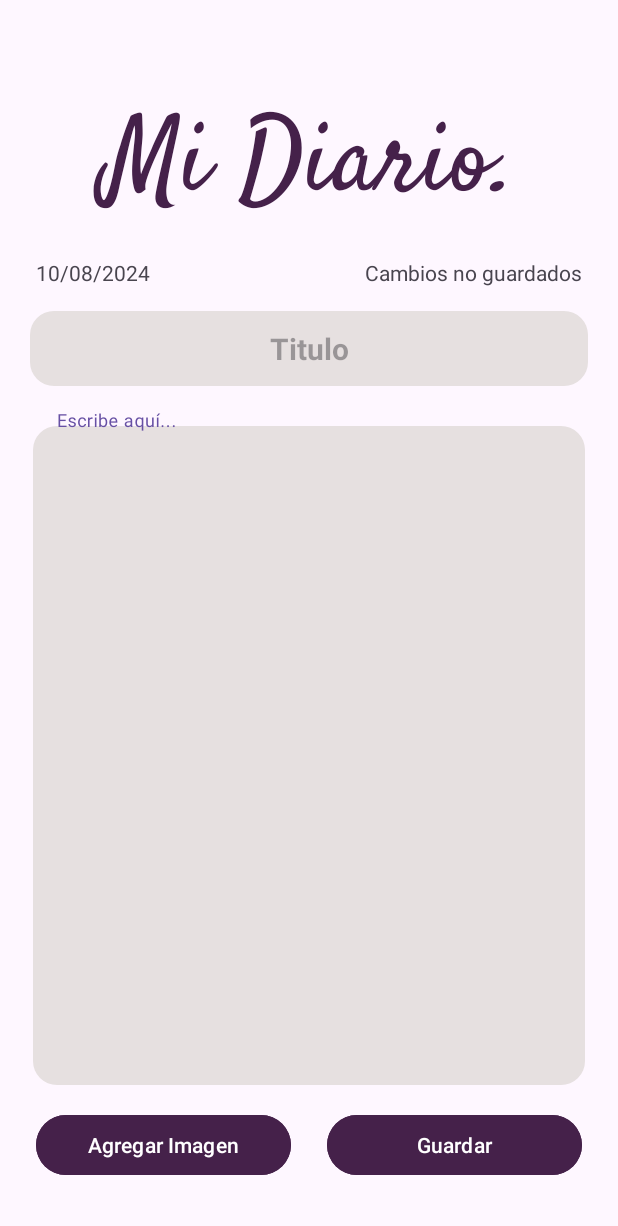
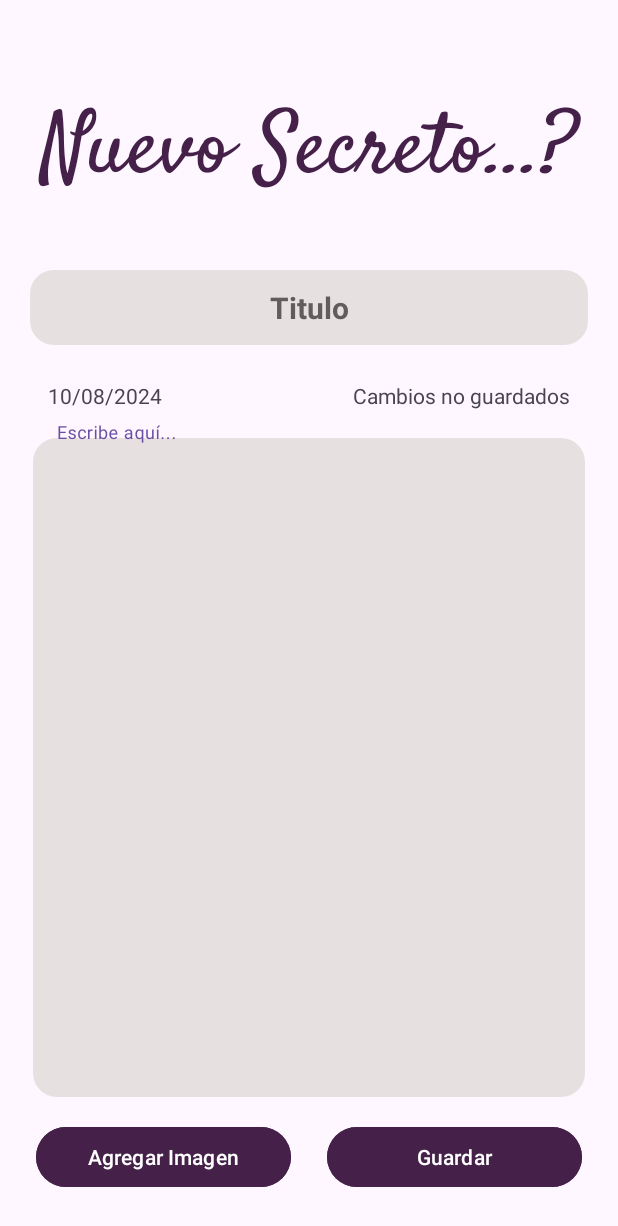
Before and after one commit to AntonHq/Diariio, an Android app: the screen it shows after launch once a user with an empty profile is signed in (PagNueva), after a tap on "PÁGINA NUEVA", on a phone screen of 412 x 824 dp. Shown: the top 1226 px of the screen. Run offline under Robolectric (Android 15) with nearby library versions, the phone set to English and light mode, and no system bars; our stand-ins replace Firebase (no records; nobody signed in at launch, a user with empty details on screens opened directly).

Commit message:
implementacion del ingreso de notas nuevas

```diff
--- a/app/src/main/java/com/example/diariopersonal/PagNueva.java
+++ b/app/src/main/java/com/example/diariopersonal/PagNueva.java
@@ -1,6 +1,8 @@
 package com.example.diariopersonal;
 
 import android.os.Bundle;
+import android.text.Editable;
+import android.text.TextWatcher;
 import android.widget.Button;
 import android.widget.EditText;
 import android.widget.TextView;
@@ -23,25 +25,18 @@ import java.util.Date;
 import java.util.Locale;
 
 public class PagNueva extends AppCompatActivity {
+    private TextView fechaLbl, estadoLbl;
+    private EditText tituloTxt;
+    private TextInputEditText contenidoTxt;
+    private Button guardarBtn, agregarImagenBtn;
+    private DocumentReference notaRef; //Referencia al documento de la nota en Firestore
 
-    //instanciar bd firestore
-    FirebaseFirestore  db = FirebaseFirestore.getInstance();
-
-    //obtener el usuario actual
-    FirebaseUser user = FirebaseAuth.getInstance().getCurrentUser();
-
-    TextView fechaLbl, estadoLbl;
-    EditText tituloTxt;
-    TextInputEditText contenidoTxt;
-    Button guardarBtn, agregarImagenBtn;
 
     @Override
     protected void onCreate(Bundle savedInstanceState) {
         super.onCreate(savedInstanceState);
         EdgeToEdge.enable(this);
         setContentView(R.layout.activity_pag_nueva);
-
-
 
         //inicializar componentes
         fechaLbl = findViewById(R.id.lblFecha);
@@ -54,10 +49,34 @@ public class PagNueva extends AppCompatActivity {
         // Configurar la fecha actual
         fechaLbl.setText(getCurrentDate());
 
+        // Detectar cambios en los campos de texto
+        tituloTxt.addTextChangedListener(new TextWatcher() {
+            @Override
+            public void beforeTextChanged(CharSequence s, int start, int count, int after) {}
+
+            @Override
+            public void onTextChanged(CharSequence s, int start, int before, int count) {
+                estadoLbl.setText("Cambios no guardados");
+            }
+            @Override
+            public void afterTextChanged(Editable s) {}
+        });
+
+        contenidoTxt.addTextChangedListener(new TextWatcher() {
+            @Override
+            public void beforeTextChanged(CharSequence s, int start, int count, int after) {}
+
+            @Override
+            public void onTextChanged(CharSequence s, int start, int before, int count) {
+                estadoLbl.setText("Cambios no guardados");
+            }
+            @Override
+            public void afterTextChanged(Editable s) {}
+        });
+
         // Configurar los listeners
         guardarBtn.setOnClickListener(v -> saveNote());
         agregarImagenBtn.setOnClickListener(v -> addImage());
-
     }
 
     // Método para obtener la fecha actual
@@ -78,16 +97,19 @@ public class PagNueva extends AppCompatActivity {
             return;
         }
 
-        // Crear una instancia de la nota
+        FirebaseFirestore db = FirebaseFirestore.getInstance();
+
+        if (notaRef == null) {
+            // Crear una nueva nota
+            notaRef = db.collection("notas").document();
+        }
+
+        // Crear o actualizar la nota en Firestore
         Nota nota = new Nota(titulo, contenido, fecha, user != null ? user.getUid() : null);
-
-        // Obtener una referencia a la colección "notas"
-        FirebaseFirestore db = FirebaseFirestore.getInstance();
-        db.collection("notas")
-                .add(nota)
-                .addOnSuccessListener(documentReference -> {
+        notaRef.set(nota)
+                .addOnSuccessListener(aVoid -> {
                     estadoLbl.setText("Cambios guardados");
-                    Toast.makeText(PagNueva.this, "Nota guardada con éxito", Toast.LENGTH_SHORT).show();
+                    Toast.makeText(PagNueva.this, "Nota guardada/actualizada con éxito", Toast.LENGTH_SHORT).show();
                 })
                 .addOnFailureListener(e -> {
                     Toast.makeText(PagNueva.this, "Error al guardar la nota", Toast.LENGTH_SHORT).show();
--- a/app/src/main/res/layout/activity_pag_nueva.xml
+++ b/app/src/main/res/layout/activity_pag_nueva.xml
@@ -12,13 +12,13 @@
     <TextView
         android:id="@+id/Logo"
         android:layout_width="match_parent"
-        android:layout_height="80dp"
+        android:layout_height="100dp"
         android:layout_marginTop="60dp"
         android:fontFamily="@font/satisfy_regular"
-        android:text="Mi Diario."
+        android:text="Nuevo Secreto...?"
         android:textAlignment="center"
         android:textColor="@color/colorPrimary"
-        android:textSize="70sp"
+        android:textSize="57sp"
         app:layout_constraintEnd_toEndOf="parent"
         app:layout_constraintStart_toStartOf="parent"
         app:layout_constraintTop_toTopOf="parent" />
@@ -38,7 +38,7 @@
         android:id="@+id/lblEstado"
         android:layout_width="wrap_content"
         android:layout_height="19dp"
-        android:layout_marginEnd="24dp"
+        android:layout_marginEnd="32dp"
         android:text="Cambios no guardados"
         app:layout_constraintEnd_toEndOf="parent"
         app:layout_constraintTop_toTopOf="@+id/lblFecha" />
@@ -47,11 +47,11 @@
         android:id="@+id/lblFecha"
         android:layout_width="wrap_content"
         android:layout_height="19dp"
-        android:layout_marginStart="24dp"
-        android:layout_marginTop="32dp"
+        android:layout_marginStart="32dp"
+        android:layout_marginTop="24dp"
         android:text="07/06/2024"
         app:layout_constraintStart_toStartOf="parent"
-        app:layout_constraintTop_toBottomOf="@+id/Logo" />
+        app:layout_constraintTop_toBottomOf="@+id/txtTItulo" />
 
     <com.google.android.material.textfield.TextInputLayout
         android:id="@+id/txtLayoutContenido"
@@ -59,14 +59,14 @@
         android:layout_height="450dp"
         android:layout_marginHorizontal="20dp"
         android:layout_marginStart="20dp"
-        android:layout_marginTop="16dp"
+        android:layout_marginTop="8dp"
         android:layout_marginEnd="20dp"
         android:layout_marginBottom="32dp"
         app:boxBackgroundMode="none"
         app:layout_constraintBottom_toTopOf="@+id/btnAgregarImagen"
         app:layout_constraintEnd_toEndOf="parent"
         app:layout_constraintStart_toStartOf="parent"
-        app:layout_constraintTop_toBottomOf="@+id/txtTItulo">
+        app:layout_constraintTop_toBottomOf="@+id/lblFecha">
 
         <com.google.android.material.textfield.TextInputEditText
             android:id="@+id/txtContenido"
@@ -95,7 +95,7 @@
         android:layout_width="match_parent"
         android:layout_height="50dp"
         android:layout_marginStart="20dp"
-        android:layout_marginTop="16dp"
+        android:layout_marginTop="20dp"
         android:layout_marginEnd="20dp"
         android:background="@drawable/rounded_edittext_background"
         android:elegantTextHeight="false"
@@ -104,11 +104,13 @@
         android:maxLength="30"
         android:singleLine="true"
         android:textAlignment="center"
+        android:textColorHint="#615D5D"
         android:textSize="20sp"
         android:textStyle="bold"
         app:layout_constraintEnd_toEndOf="parent"
+        app:layout_constraintHorizontal_bias="0.0"
         app:layout_constraintStart_toStartOf="parent"
-        app:layout_constraintTop_toBottomOf="@+id/lblFecha" />
+        app:layout_constraintTop_toBottomOf="@+id/Logo" />
 
 
 </androidx.constraintlayout.widget.ConstraintLayout>
```
